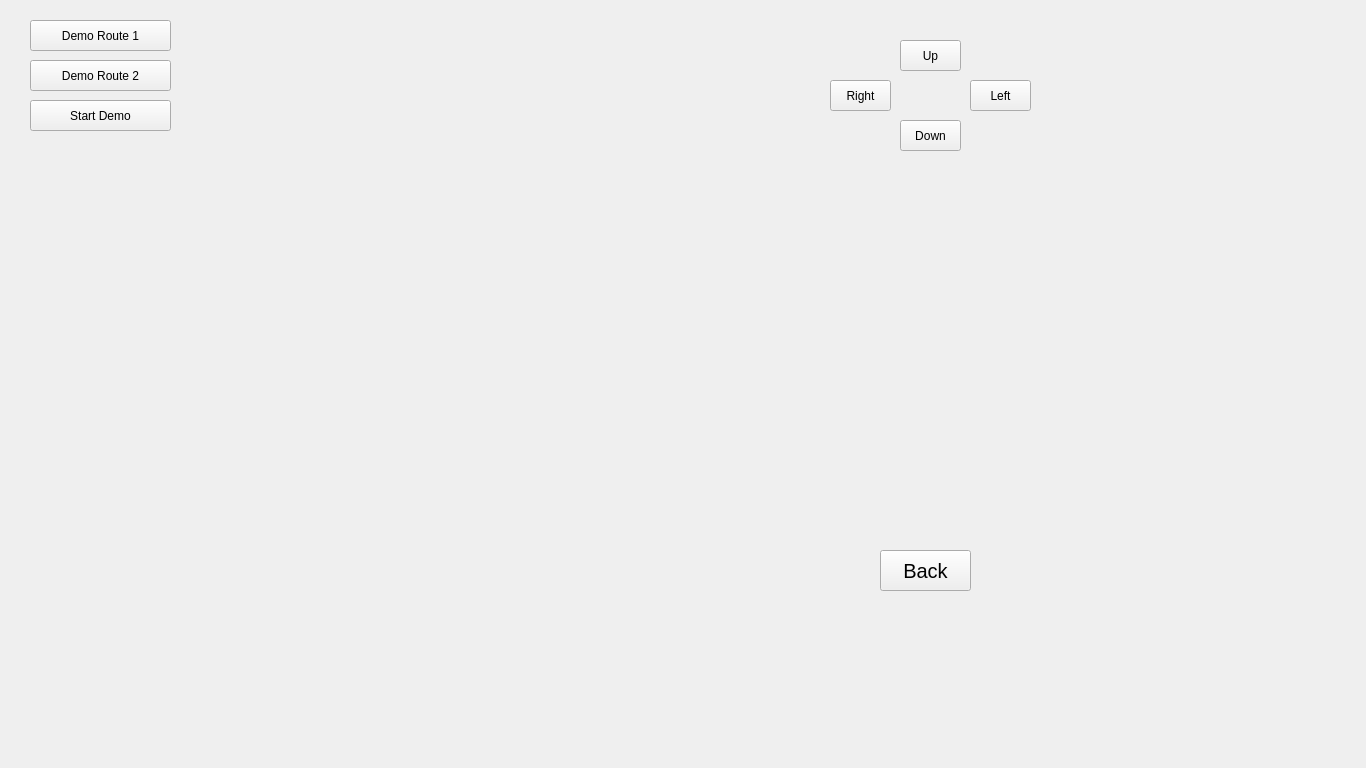
First picture: the form in src/hmi/map.ui, repository Kayjinke/SmartNav, before the edit.
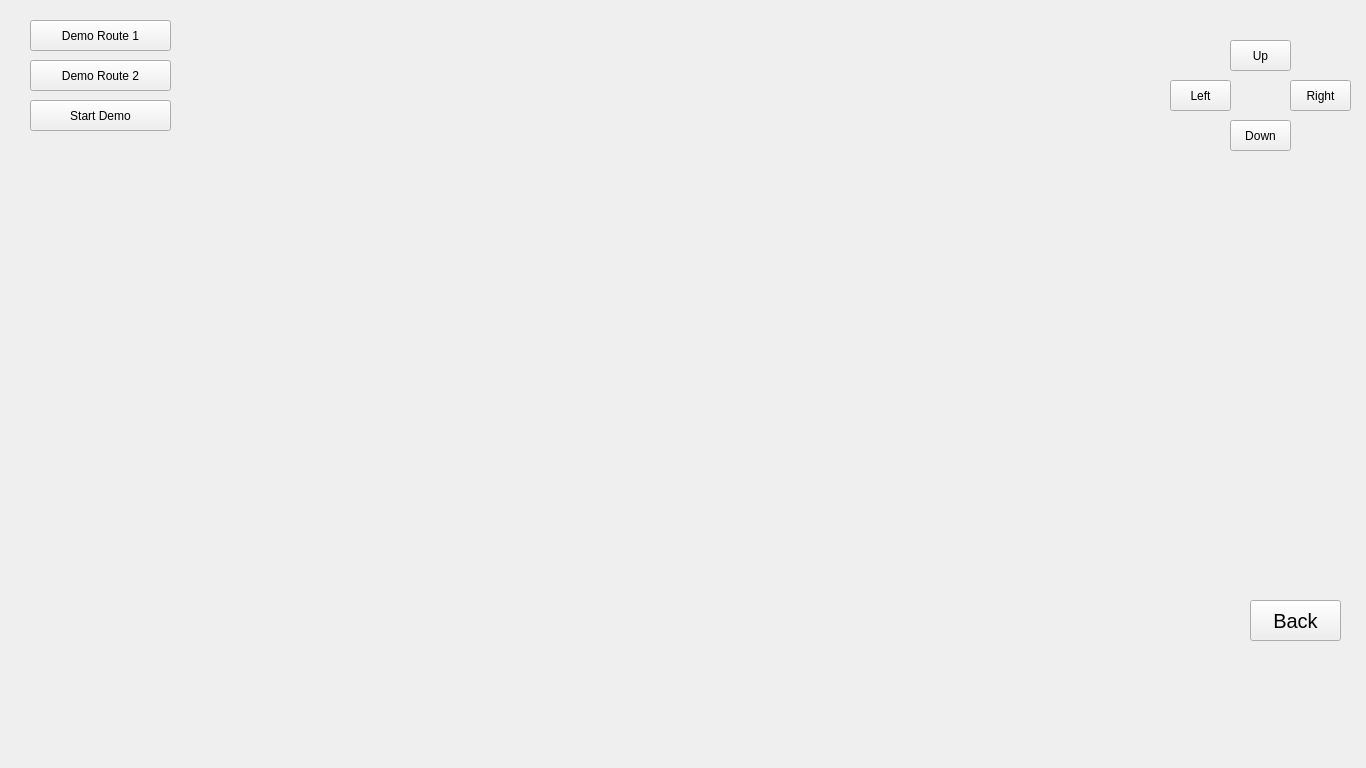
Second picture: the form after the edit.

Patch:
```diff
--- a/src/hmi/map.ui
+++ b/src/hmi/map.ui
@@ -29,8 +29,8 @@
   <widget class="QPushButton" name="btn_mapback">
    <property name="geometry">
     <rect>
-     <x>880</x>
-     <y>550</y>
+     <x>1250</x>
+     <y>600</y>
      <width>91</width>
      <height>41</height>
     </rect>
@@ -47,7 +47,7 @@
   <widget class="QPushButton" name="btn_Up">
    <property name="geometry">
     <rect>
-     <x>900</x>
+     <x>1230</x>
      <y>40</y>
      <width>61</width>
      <height>31</height>
@@ -60,7 +60,7 @@
   <widget class="QPushButton" name="btn_Left">
    <property name="geometry">
     <rect>
-     <x>970</x>
+     <x>1170</x>
      <y>80</y>
      <width>61</width>
      <height>31</height>
@@ -73,7 +73,7 @@
   <widget class="QPushButton" name="btn_Right">
    <property name="geometry">
     <rect>
-     <x>830</x>
+     <x>1290</x>
      <y>80</y>
      <width>61</width>
      <height>31</height>
@@ -86,7 +86,7 @@
   <widget class="QPushButton" name="btn_Down">
    <property name="geometry">
     <rect>
-     <x>900</x>
+     <x>1230</x>
      <y>120</y>
      <width>61</width>
      <height>31</height>
```
